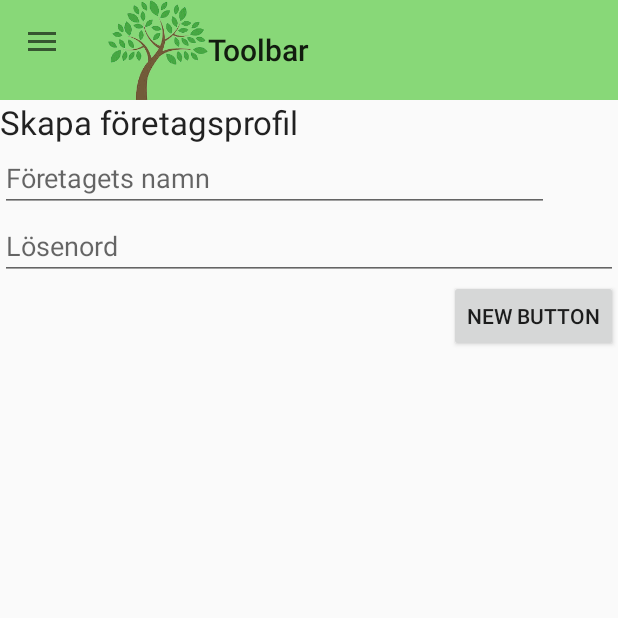
After one commit to emiilax/spoti5, an Android app: the fragment CreateCompanyFragment placed in its activity, on a phone screen of 412 x 824 dp, the top half of it. The commit adds this screen. Run offline under Robolectric (Android 15) with nearby library versions, the phone set to English and light mode, and no system bars.

Commit message:
Added CreateCompanyFragment

```diff
--- /dev/null
+++ b/EcoBussing/app/src/main/java/com/example/spoti5/ecobussing/CreateCompanyFragment.java
@@ -0,0 +1,102 @@
+package com.example.spoti5.ecobussing;
+
+import android.app.Activity;
+import android.app.Fragment;
+import android.os.Bundle;
+import android.view.LayoutInflater;
+import android.view.View;
+import android.view.ViewGroup;
+import android.widget.Button;
+import android.widget.EditText;
+import android.widget.TextView;
+
+import com.example.spoti5.ecobussing.Database.DatabaseHolder;
+import com.example.spoti5.ecobussing.Database.IDatabase;
+import com.example.spoti5.ecobussing.Database.IDatabaseConnected;
+import com.example.spoti5.ecobussing.Profiles.BusinessProfile;
+import com.example.spoti5.ecobussing.Profiles.IUser;
+import com.example.spoti5.ecobussing.Profiles.User;
+import com.example.spoti5.ecobussing.SavedData.SaveHandler;
+
+/**
+ * Created by matildahorppu on 06/10/15.
+ */
+public class CreateCompanyFragment extends Fragment implements IDatabaseConnected{
+
+    TextView header;
+    EditText nameTextField;
+    EditText passwordTextField;
+    Button saveButton;
+
+    String name;
+    String password;
+    BusinessProfile newCompany;
+
+    IUser currentUser;
+
+    IDatabase database;
+
+    public CreateCompanyFragment(){
+
+    }
+
+    @Override
+    public void onAttach(Activity activity){
+        super.onAttach(activity);
+    }
+
+    @Override
+    public void onCreate(Bundle savedInstanceState){
+        super.onCreate(savedInstanceState);
+        database = DatabaseHolder.getDatabase();
+        currentUser = SaveHandler.getCurrentUser();
+    }
+
+    @Override
+    public View onCreateView(LayoutInflater inflater, ViewGroup container, Bundle savedInstance){
+
+        View view = inflater.inflate(R.layout.fragment_create_company, container, false);
+
+        header = (TextView)view.findViewById(R.id.headerTextView);
+        nameTextField = (EditText)view.findViewById(R.id.editTextCompName);
+        passwordTextField = (EditText)view.findViewById(R.id.editTextPassword);
+        saveButton = (Button)view.findViewById(R.id.saveCompButton);
+        saveButton.setOnClickListener(save);
+
+        return view;
+    }
+
+    private View.OnClickListener save = new View.OnClickListener(){
+
+        @Override
+        public void onClick(View v) {
+            registerCompany();
+        }
+    };
+
+
+    private void registerCompany(){
+        initStrings();
+
+        newCompany = new BusinessProfile(name, (User)currentUser);
+        database.addCompany(name, password, newCompany, this);
+
+    }
+
+
+    private void initStrings(){
+        name = nameTextField.getText().toString();
+        password = passwordTextField.getText().toString();
+    }
+
+
+    @Override
+    public void addingUserFinished() {
+        System.out.println(database.getErrorCode());
+    }
+
+    @Override
+    public void loginFinished() {
+        System.out.println(database.getErrorCode());
+    }
+}
--- a/EcoBussing/app/src/main/java/com/example/spoti5/ecobussing/Database/IDatabase.java
+++ b/EcoBussing/app/src/main/java/com/example/spoti5/ecobussing/Database/IDatabase.java
@@ -25,4 +25,6 @@ public interface IDatabase {
     public IUser getUser(String email);
     public List<IProfile> getCompanies();
     public void updateUser(IUser user);
+    //Kanske behöver finnas med
+    public List getCompanyMembers(String companyKey);
 }
--- /dev/null
+++ b/EcoBussing/app/src/main/res/layout/fragment_create_company.xml
@@ -0,0 +1,43 @@
+<?xml version="1.0" encoding="utf-8"?>
+<LinearLayout xmlns:android="http://schemas.android.com/apk/res/android"
+    android:layout_width="match_parent"
+    android:layout_height="match_parent"
+    android:orientation="vertical">
+
+    <LinearLayout
+        android:orientation="vertical"
+        android:layout_width="match_parent"
+        android:layout_height="match_parent">
+
+        <TextView
+            android:id="@+id/headerTextView"
+            android:layout_width="fill_parent"
+            android:layout_height="wrap_content"
+            android:layout_gravity="center_horizontal"
+            android:text="Skapa företagsprofil"
+            android:textAppearance="?android:attr/textAppearanceLarge" />
+
+        <EditText
+            android:layout_width="366dp"
+            android:layout_height="wrap_content"
+            android:inputType="textPersonName"
+            android:hint="Företagets namn"
+            android:id="@+id/editTextCompName" />
+
+        <EditText
+            android:layout_width="match_parent"
+            android:layout_height="wrap_content"
+            android:inputType="textPassword"
+            android:hint="Lösenord"
+            android:ems="10"
+            android:id="@+id/editTextPassword" />
+
+        <Button
+            android:layout_width="wrap_content"
+            android:layout_height="wrap_content"
+            android:text="New Button"
+            android:id="@+id/saveCompButton"
+            android:layout_gravity="right" />
+
+    </LinearLayout>
+</LinearLayout>
--- a/EcoBussing/app/src/main/res/values/strings.xml
+++ b/EcoBussing/app/src/main/res/values/strings.xml
@@ -42,6 +42,7 @@
         <item>Fragment 3</item>
         <item>Fragment 4</item>
         <item>Redigera profil</item>
+        <item>Skapa företag</item>
         <item>Log out</item>
 
     </string-array>
```
Also changed, not shown: EcoBussing/app/src/main/java/com/example/spoti5/ecobussing/Activites/MainActivity.java (+8 -0 lines), EcoBussing/app/src/main/java/com/example/spoti5/ecobussing/Database/Database.java (+26 -2 lines), EcoBussing/app/src/main/java/com/example/spoti5/ecobussing/Database/TUser.java (deleted, +0 -60 lines).
